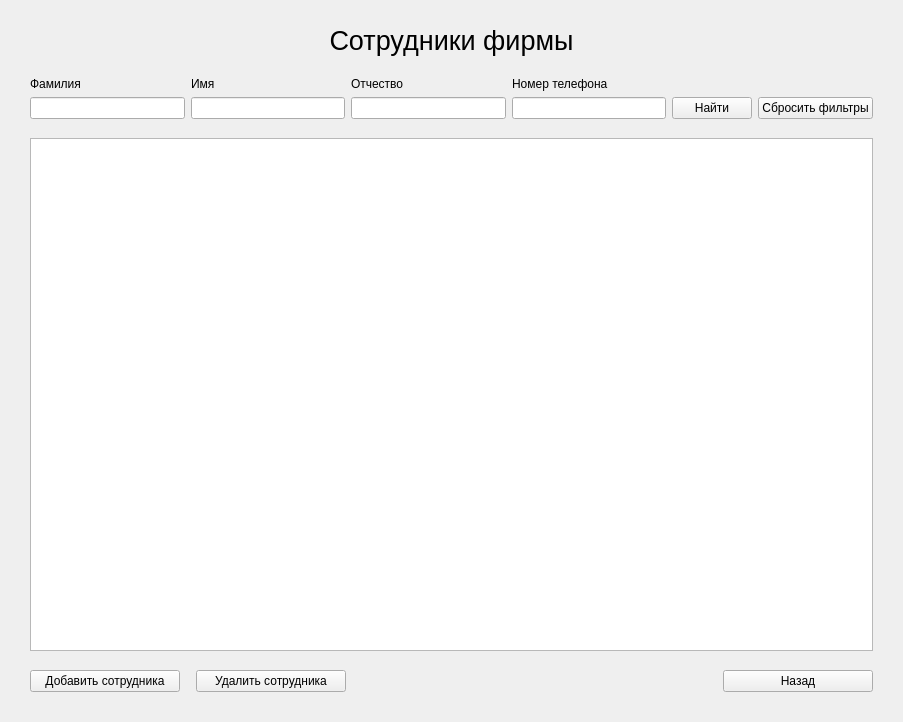
Old version of the form gui/employeelistwindow.ui in the repository rkv04/test.
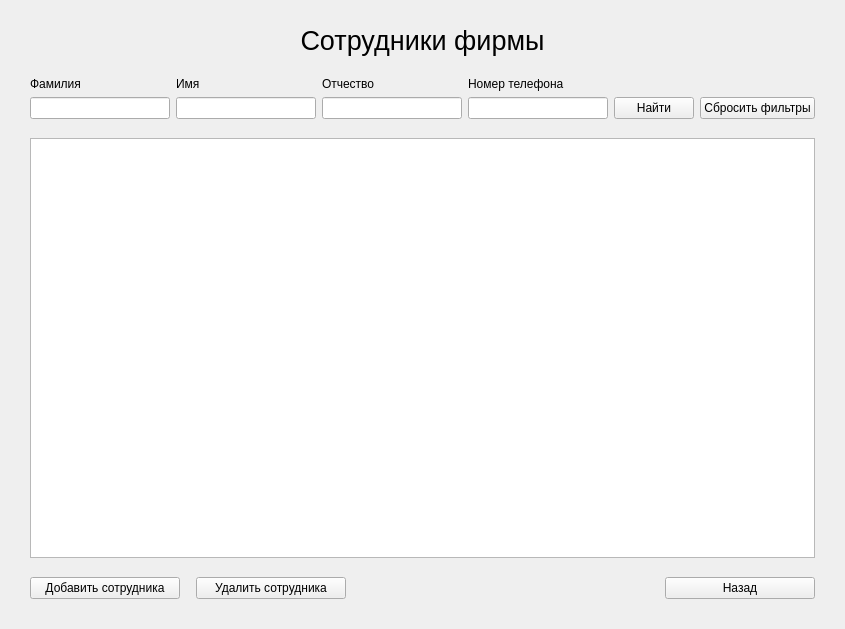
New version of the form.

```diff
--- a/gui/employeelistwindow.ui
+++ b/gui/employeelistwindow.ui
@@ -6,8 +6,8 @@
    <rect>
     <x>0</x>
     <y>0</y>
-    <width>903</width>
-    <height>722</height>
+    <width>845</width>
+    <height>629</height>
    </rect>
   </property>
   <property name="windowTitle">
```
